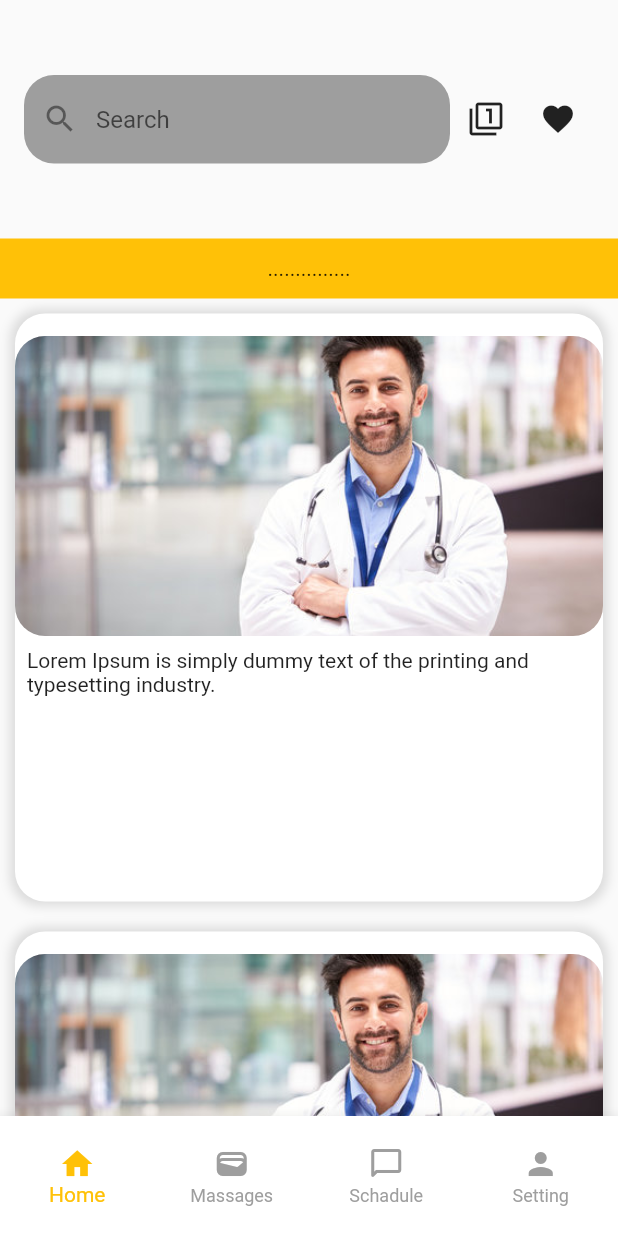
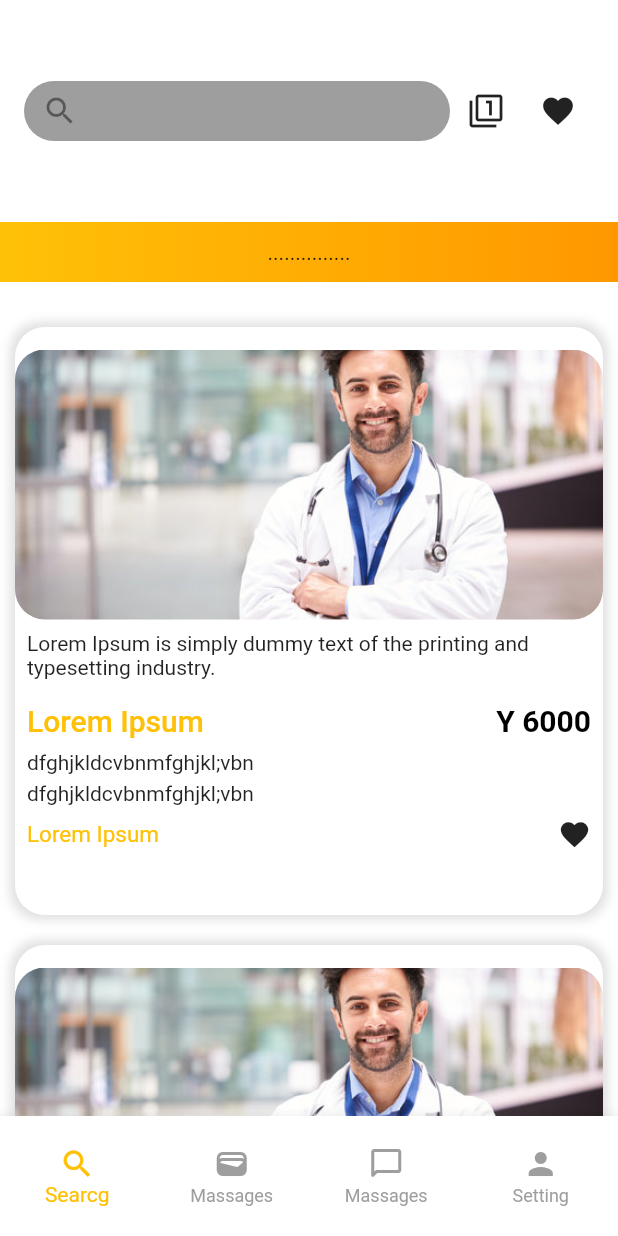
Before and after one commit to nabeeeltk/FigmaTest, a Flutter app: the screen it shows after launch, on a phone screen of 412 x 824 dp. Run offline on Flutter 3.47's test engine with Material 2 defaults, Android fonts, the phone set to English and light mode, and no system bars; our stand-ins replace get.

Commit message:
complet first page

```diff
--- a/figma_test/lib/Screens/home_screen.dart
+++ b/figma_test/lib/Screens/home_screen.dart
@@ -1,3 +1,5 @@
+import 'package:figma_test/widgets/date_list_view.dart';
+import 'package:figma_test/widgets/home_grid_view.dart';
 import 'package:figma_test/widgets/search_widget.dart';
 import 'package:flutter/material.dart';
 
@@ -13,52 +15,19 @@ class HomeScreen extends StatelessWidget {
           Container(
             height: 40,
             width: double.infinity,
-            color: Colors.amber,
-            child: Center(child: Text("...............")),
-          ),
-          Expanded(
-            child: GridView.builder(
-              gridDelegate: const SliverGridDelegateWithFixedCrossAxisCount(
-                crossAxisCount: 1, // Change this to desired number of columns
-              ),
-              itemCount: 5,
-              itemBuilder: (context, index) {
-                return Container(
-                  margin: const EdgeInsets.all(10),
-                  padding: const EdgeInsets.symmetric(vertical: 15),
-                  decoration: BoxDecoration(
-                    borderRadius: BorderRadius.circular(20),
-                    color: Colors.white,
-                    boxShadow: const [
-                      BoxShadow(color: Colors.black12, blurRadius: 5, spreadRadius: 3),
-                    ],
-                  ),
-                  child: Column(
-                    crossAxisAlignment: CrossAxisAlignment.start,
-                    children: [
-                      Container(
-                        height: 200,
-                        width: double.infinity,
-                       decoration: BoxDecoration(
-                        borderRadius: BorderRadius.circular(20),
-                        image: DecorationImage(image: AssetImage('image/doctor3.jpg'),
-                        fit:BoxFit.cover
-
-                        )
-                       ),
-
-                      ),
-                      Padding(
-                        padding: const EdgeInsets.all(8.0),
-                        child: Text("Lorem Ipsum is simply dummy text of the printing and typesetting industry."),
-                      )
-
-                    ],
-                  ),
-                );
-              },
+            decoration: BoxDecoration(
+              gradient: LinearGradient(colors: [
+                Colors.amber,
+                Colors.orange
+              ])
+            ),
+            child: const Center(child: Text("...............")
             ),
           ),
+         const  SizedBox(height: 20,),
+         const Expanded(child:
+             HomeGridView()
+         ),
         ],
       ),
     );
--- a/figma_test/lib/main.dart
+++ b/figma_test/lib/main.dart
@@ -1,5 +1,6 @@
 import 'package:figma_test/widgets/bootum_navigation_root.dart';
 import 'package:flutter/material.dart';
+import 'package:get/get.dart';
 
 void main() {
   runApp(const MyApp());
@@ -10,11 +11,12 @@ class MyApp extends StatelessWidget {
   // This widget is the root of your application.
   @override
   Widget build(BuildContext context) {
-    return MaterialApp(
+    return GetMaterialApp(
       debugShowCheckedModeBanner: false,
         title: 'Flutter Demo',
         theme: ThemeData(
           primarySwatch: Colors.purple,
+          scaffoldBackgroundColor: Colors.white
         ),
         home: NavbarRoot());
   }
--- a/figma_test/lib/widgets/bootum_navigation_root.dart
+++ b/figma_test/lib/widgets/bootum_navigation_root.dart
@@ -38,9 +38,9 @@ final screens =[
             });
           },
           items:const  [
-            BottomNavigationBarItem(icon: Icon(Icons.home,),label:"Home" ),
+            BottomNavigationBarItem(icon: Icon(Icons.search,),label:"Searcg" ),
              BottomNavigationBarItem(icon: Icon(Icons.wallet,),label:"Massages" ),
-              BottomNavigationBarItem(icon: Icon(Icons.chat_bubble_outline_rounded,),label:"Schadule" ),
+              BottomNavigationBarItem(icon: Icon(Icons.chat_bubble_outline_rounded,),label:"Massages" ),
                BottomNavigationBarItem(icon: Icon(Icons.person,),label:"Setting" )
           ],
           ),
--- /dev/null
+++ b/figma_test/lib/widgets/date_list_view.dart
@@ -0,0 +1,21 @@
+import 'package:flutter/material.dart';
+import 'package:flutter/src/widgets/framework.dart';
+import 'package:flutter/src/widgets/placeholder.dart';
+
+class DateListView extends StatelessWidget {
+  const DateListView({super.key});
+
+  @override
+  Widget build(BuildContext context) {
+    return ListView.builder(
+      scrollDirection: Axis.horizontal,
+      itemCount: 10,
+      itemBuilder: (context, index) {
+             return SizedBox(
+
+              width: 50,
+              child: Text("fgh"),
+             );
+    },);
+  }
+}
--- /dev/null
+++ b/figma_test/lib/widgets/home_grid_view.dart
@@ -0,0 +1,112 @@
+import 'package:flutter/material.dart';
+import 'package:flutter/src/widgets/framework.dart';
+import 'package:flutter/src/widgets/placeholder.dart';
+
+class HomeGridView extends StatelessWidget {
+  const HomeGridView({super.key});
+
+  @override
+  Widget build(BuildContext context) {
+    return GridView.builder(
+
+              gridDelegate: const SliverGridDelegateWithFixedCrossAxisCount(
+                crossAxisCount: 1, // Change this to the desired number of columns
+              ),
+              itemCount: 5,
+              itemBuilder: (context, index) {
+                return Container(
+                  margin: const EdgeInsets.all(10),
+                  padding: const EdgeInsets.symmetric(vertical: 15),
+                  decoration: BoxDecoration(
+                    borderRadius: BorderRadius.circular(20),
+                    color: Colors.white,
+                    boxShadow: const [
+                      BoxShadow(
+                        color: Colors.black12,
+                        blurRadius: 5,
+                        spreadRadius: 3,
+                      ),
+                    ],
+                  ),
+                  child: Column(
+                    crossAxisAlignment: CrossAxisAlignment.start,
+                    children: [
+                      Container(
+                        height: 180,
+                        width: double.infinity,
+                        decoration: BoxDecoration(
+                          borderRadius: BorderRadius.circular(20),
+                          image: DecorationImage(
+                            image: AssetImage('image/doctor3.jpg'), // Corrected image path
+                            fit: BoxFit.cover,
+                          ),
+                        ),
+                      ),
+                      Padding(
+                        padding: const EdgeInsets.all(8.0),
+                        child: Text(
+                          "Lorem Ipsum is simply dummy text of the printing and typesetting industry.",
+                        ),
+                      ),
+                      Padding(
+                        padding: const EdgeInsets.all(8.0),
+                        child: Row(
+                          mainAxisAlignment: MainAxisAlignment.spaceBetween,
+                          children: const [
+                            Text(
+                              "Lorem Ipsum",
+                              style: TextStyle(
+                                fontSize: 20,
+                                fontWeight: FontWeight.w500,
+                                color: Colors.amber,
+                              ),
+                            ),
+                            Text(
+                              "Y 6000",
+                              style: TextStyle(
+                                color: Colors.black,
+                                fontSize: 20,
+                                fontWeight: FontWeight.bold,
+                              ),
+                            ),
+                          ],
+                        ),
+                      ),
+                      Padding(
+                        padding: const EdgeInsets.only(left: 8),
+                        child: Text("dfghjkldcvbnmfghjkl;vbn"),
+                      ),
+                      SizedBox(
+                        height: 5,
+                      ),
+                      Padding(
+                        padding: const EdgeInsets.only(left: 8),
+                        child: Text("dfghjkldcvbnmfghjkl;vbn"),
+                      ),
+                      Padding(
+                        padding: const EdgeInsets.all(8.0),
+                        child: Row(
+                          mainAxisAlignment: MainAxisAlignment.spaceBetween,
+                          children: const [
+                            Text(
+                              "Lorem Ipsum",
+                              style: TextStyle(
+                                fontSize: 15,
+
+                                color: Colors.amber,
+                              ),
+                            ),
+
+                             Icon(Icons.favorite,size: 22,)
+
+
+                          ],
+                        ),
+                      ),
+                    ],
+                  ),
+                );
+              },
+            );
+  }
+}
--- a/figma_test/lib/widgets/search_widget.dart
+++ b/figma_test/lib/widgets/search_widget.dart
@@ -8,30 +8,28 @@ class SearchBar extends StatelessWidget {
   @override
   Widget build(BuildContext context) {
     return Container(
-
-          padding:const  EdgeInsets.symmetric(horizontal: 16,vertical: 50.0),
-            child: Row(children: [
+      padding: const EdgeInsets.symmetric(horizontal: 16, vertical: 50.0),
+      child: Row(
+        children: [
           Expanded(
+              child: SizedBox(
+            height: 40,
+            child: Center(
               child: TextField(
                 decoration: InputDecoration(
                     fillColor: Colors.grey,
                     filled: true,
                     border: OutlineInputBorder(
                         borderSide: BorderSide.none,
-                      borderRadius: BorderRadius.circular(20)
-
+                        borderRadius: BorderRadius.circular(20)),
+                    prefixIcon: Icon(Icons.search)),
               ),
-                    hintText: "Search",
-                    prefixIcon: Icon(Icons.search)
             ),
           )),
-                IconButton(onPressed: (){}, icon: Icon(Icons.filter_1_outlined)),
-                 IconButton(onPressed: (){}, icon: Icon(Icons.favorite)),
-
+          IconButton(onPressed: () {}, icon: Icon(Icons.filter_1_outlined)),
+          IconButton(onPressed: () {}, icon: Icon(Icons.favorite)),
         ],
       ),
-
     );
-
   }
 }
```
Lines whose indentation alone changed are shown as unchanged.
